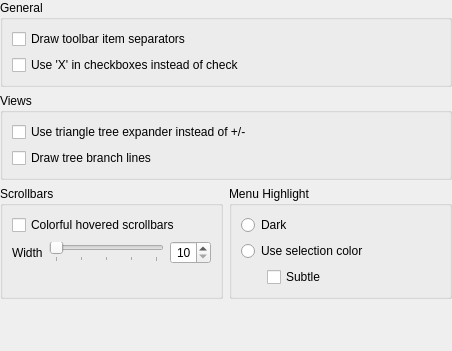
Above: kstyles/oxygen/config/oxygenconf.ui from KDE/kde-runtime before the change. Below: the same form after it.
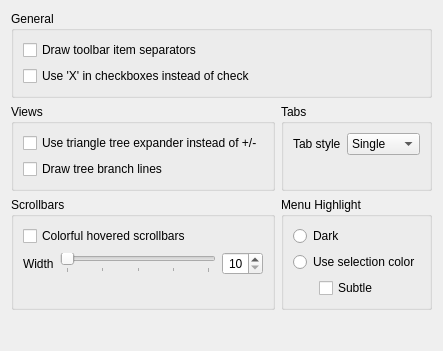
That is the form after the change.

Commit message: Return of the plain tabs (as option) from r1017186. They still need polish though.

What changed in the file:
```diff
--- a/kstyles/oxygen/config/oxygenconf.ui
+++ b/kstyles/oxygen/config/oxygenconf.ui
@@ -6,7 +6,7 @@
    <rect>
     <x>0</x>
     <y>0</y>
-    <width>452</width>
+    <width>439</width>
     <height>351</height>
    </rect>
   </property>
@@ -14,22 +14,6 @@
    <string>Dialog</string>
   </property>
   <layout class="QGridLayout" name="gridLayout_2">
-   <property name="margin">
-    <number>0</number>
-   </property>
-   <item row="3" column="0" colspan="2">
-    <spacer name="verticalSpacer">
-     <property name="orientation">
-      <enum>Qt::Vertical</enum>
-     </property>
-     <property name="sizeHint" stdset="0">
-      <size>
-       <width>20</width>
-       <height>40</height>
-      </size>
-     </property>
-    </spacer>
-   </item>
    <item row="0" column="0" colspan="2">
     <widget class="QGroupBox" name="groupGeneral">
      <property name="title">
@@ -53,7 +37,7 @@
      </layout>
     </widget>
    </item>
-   <item row="1" column="0" colspan="2">
+   <item row="1" column="0">
     <widget class="QGroupBox" name="groupView">
      <property name="title">
       <string>Views</string>
@@ -76,6 +60,42 @@
      </layout>
     </widget>
    </item>
+   <item row="1" column="1">
+    <widget class="QGroupBox" name="groupBox">
+     <property name="title">
+      <string>Tabs</string>
+     </property>
+     <layout class="QFormLayout" name="formLayout">
+      <item row="0" column="0">
+       <widget class="QLabel" name="label_2">
+        <property name="text">
+         <string>Tab style</string>
+        </property>
+       </widget>
+      </item>
+      <item row="0" column="1">
+       <widget class="QComboBox" name="_tabStyle">
+        <property name="sizePolicy">
+         <sizepolicy hsizetype="Expanding" vsizetype="Fixed">
+          <horstretch>0</horstretch>
+          <verstretch>0</verstretch>
+         </sizepolicy>
+        </property>
+        <item>
+         <property name="text">
+          <string>Single</string>
+         </property>
+        </item>
+        <item>
+         <property name="text">
+          <string>Plain</string>
+         </property>
+        </item>
+       </widget>
+      </item>
+     </layout>
+    </widget>
+   </item>
    <item row="2" column="0">
     <widget class="QGroupBox" name="groupScrollBar">
      <property name="title">
@@ -208,12 +228,20 @@
      <zorder>_menuHighlightSubtle</zorder>
     </widget>
    </item>
+   <item row="3" column="0" colspan="2">
+    <spacer name="verticalSpacer">
+     <property name="orientation">
+      <enum>Qt::Vertical</enum>
+     </property>
+     <property name="sizeHint" stdset="0">
+      <size>
+       <width>20</width>
+       <height>40</height>
+      </size>
+     </property>
+    </spacer>
+   </item>
   </layout>
-  <zorder>verticalSpacer</zorder>
-  <zorder>groupGeneral</zorder>
-  <zorder>groupView</zorder>
-  <zorder>groupScrollBar</zorder>
-  <zorder>groupMenu</zorder>
  </widget>
  <resources/>
  <connections>
```
Left out of the diff: 16 changed lines with no effect on the pictures. The commit also changes 4 other files.
